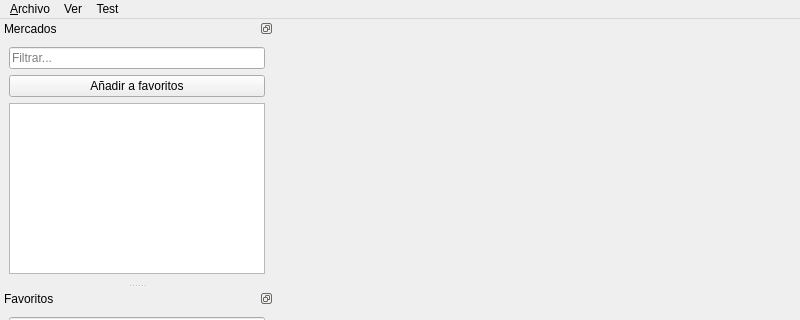
Above: mainwindow.ui from katmai1/qtradingview2 before the change; both pictures show x 0 to 800 and y 0 to 320 of the 800 by 600 pixel window. Below: the same form after it.
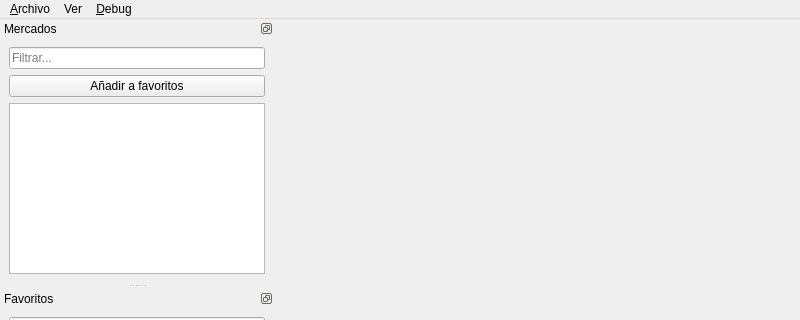
That is the form after the change. Icons and pictures are not drawn. Custom widgets are drawn as their Qt base class.

```diff
--- a/mainwindow.ui
+++ b/mainwindow.ui
@@ -69,7 +69,7 @@
    </widget>
    <widget class="QMenu" name="menuFavoritos">
     <property name="title">
-     <string>Test</string>
+     <string>&amp;Debug</string>
     </property>
     <addaction name="actionGuardar_lista"/>
     <addaction name="actionCargar_lista"/>
```
